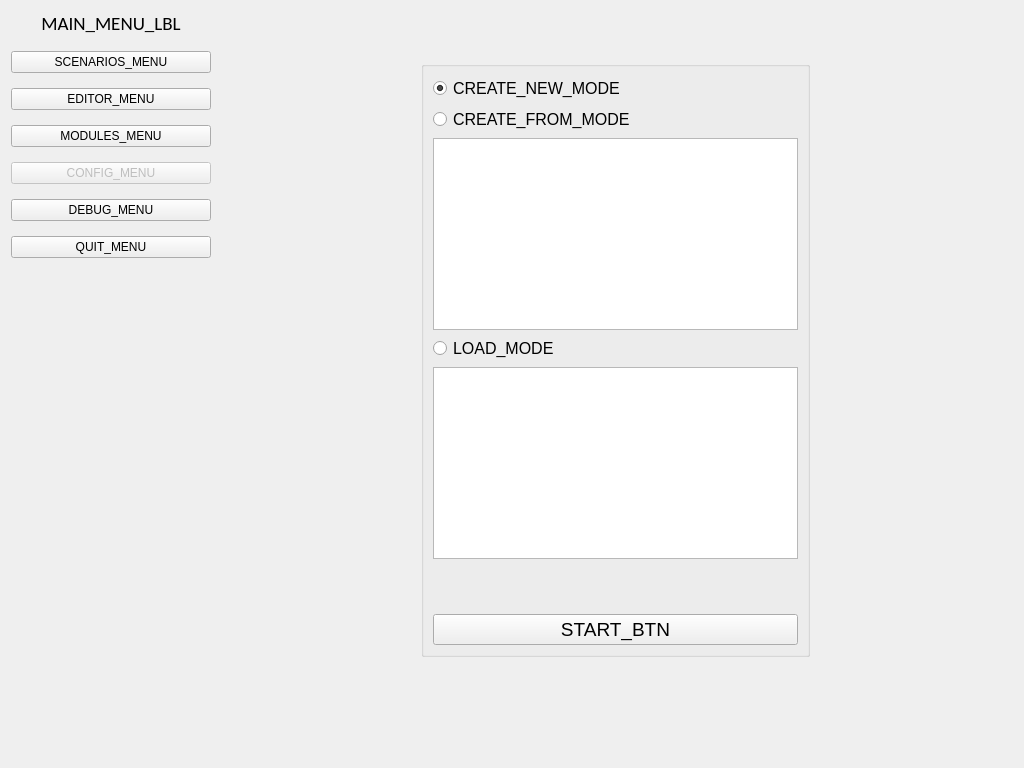
Old version of the form ui/main/main_view.ui in the repository Serega-SPb/lang_tutor.
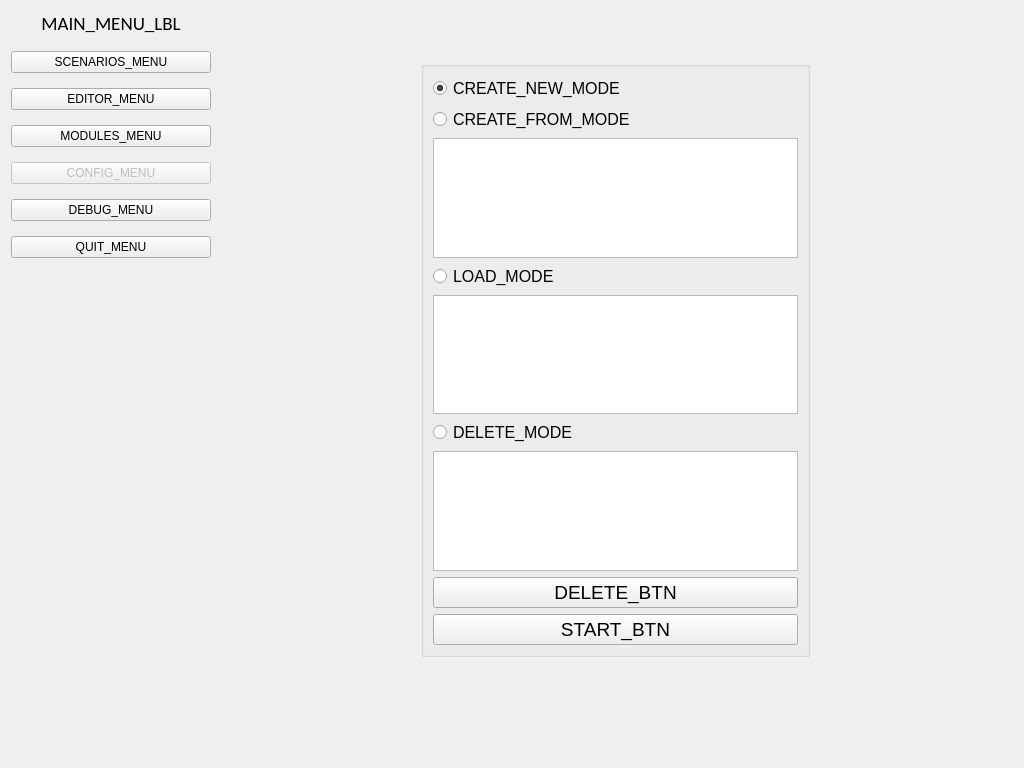
New version of the form.

Commit message: - changed the text in the refresh button - added editor mode: delete scenarios (with question-confirm) - added question to exit the editor if there are unsaved changes - fixed some bugs with the QuestType class

```diff
--- a/ui/main/main_view.ui
+++ b/ui/main/main_view.ui
@@ -358,6 +358,25 @@
           <item>
            <widget class="QListWidget" name="loadList"/>
           </item>
+          <item>
+           <widget class="QRadioButton" name="deleteRbn">
+            <property name="font">
+             <font>
+              <pointsize>12</pointsize>
+             </font>
+            </property>
+            <property name="text">
+             <string>DELETE_MODE</string>
+            </property>
+           </widget>
+          </item>
+          <item>
+           <widget class="QListWidget" name="deleteList">
+            <property name="selectionMode">
+             <enum>QAbstractItemView::ExtendedSelection</enum>
+            </property>
+           </widget>
+          </item>
           <item>
            <spacer name="verticalSpacer_4">
             <property name="orientation">
@@ -371,6 +390,18 @@
             </property>
            </spacer>
           </item>
+          <item>
+           <widget class="QPushButton" name="deleteBtn">
+            <property name="font">
+             <font>
+              <pointsize>14</pointsize>
+             </font>
+            </property>
+            <property name="text">
+             <string>DELETE_BTN</string>
+            </property>
+           </widget>
+          </item>
           <item>
            <widget class="QPushButton" name="startEditorBtn">
             <property name="font">
```
Left out of the diff: 77 changed lines with no effect on the pictures. The commit also changes 15 other files.
